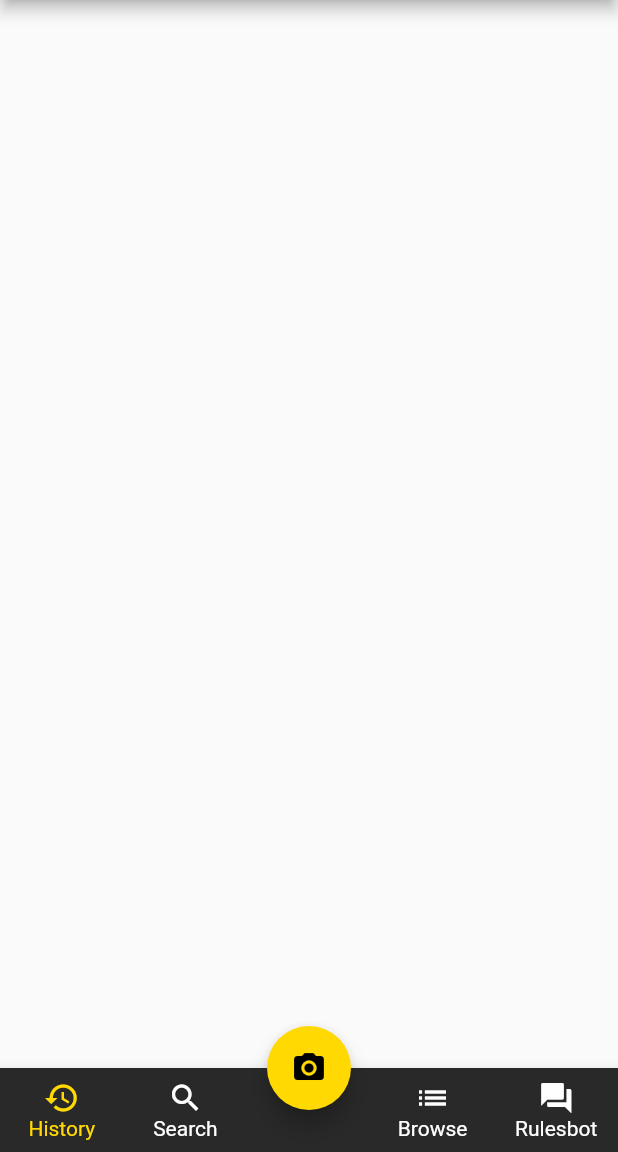
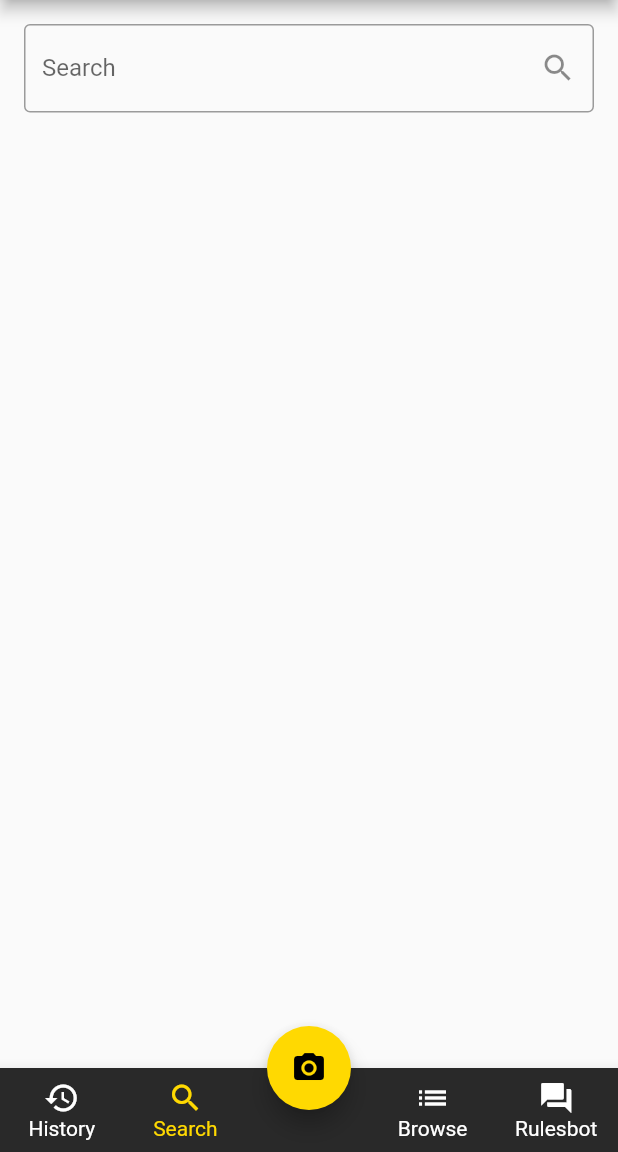
Before and after one commit to kurtdog4/game-scan, a Flutter app: the screen it shows after launch, on a phone screen of 412 x 824 dp, the part 84-1236 px from its top. Run offline on Flutter 3.47's test engine with Material 2 defaults, Android fonts, the phone set to English and light mode, and no system bars; missing offline and left inert: dart:ffi.

Commit message:
Create the 4 initial pages with a search bar.

```diff
--- a/game_scan/lib/main.dart
+++ b/game_scan/lib/main.dart
@@ -1,7 +1,10 @@
 import 'dart:ffi';
 
 import 'package:flutter/material.dart';
-import 'package:game_scan/landing_page.dart';
+import 'package:game_scan/pages/browse_page.dart';
+import 'package:game_scan/pages/history_page.dart';
+import 'package:game_scan/pages/rulesbot_page.dart';
+import 'package:game_scan/pages/search_page.dart';
 
 void main() {
   runApp(const MyApp());
@@ -24,10 +27,13 @@ class MyApp extends StatelessWidget {
         primaryColor: Color.fromARGB(255, 41, 41, 41),
         accentColor: const Color.fromARGB(255, 255, 217, 1),
       ),
-      initialRoute: LandingPage.route,
+      initialRoute: SearchPage.route,
       onGenerateRoute: (RouteSettings settings) {
         var routes = {
-          LandingPage.route: (context) => const LandingPage(),
+          SearchPage.route: (context) => const SearchPage(),
+          HistoryPage.route: (context) => const HistoryPage(),
+          BrowsePage.route: (context) => const BrowsePage(),
+          RulesbotPage.route: (context) => const RulesbotPage(),
         };
         return MaterialPageRoute(
           builder: routes[settings.name]!,
--- /dev/null
+++ b/game_scan/lib/pages/search_page.dart
@@ -0,0 +1,43 @@
+import 'package:flutter/material.dart';
+import 'package:game_scan/widgets/game_scan_scaffold.dart';
+
+class SearchPage extends StatefulWidget {
+  static const String route = 'search-page-route';
+
+  // final String title;
+  const SearchPage({Key? key}) : super(key: key);
+
+  @override
+  State<SearchPage> createState() => _SearchPageState();
+}
+
+class _SearchPageState extends State<SearchPage> {
+  TextEditingController searchController = TextEditingController();
+
+  @override
+  Widget build(BuildContext context) {
+    return GameScanScaffold(
+      scaffoldPage: ScaffoldPage.search,
+      child: Center(
+        child: Column(
+          children: [
+            Padding(
+              padding: const EdgeInsets.all(16.0),
+              child: TextField(
+                controller: searchController,
+                decoration: InputDecoration(
+                  border: const OutlineInputBorder(),
+                  labelText: "Search",
+                  suffixIcon: IconButton(
+                    icon: const Icon(Icons.search),
+                    onPressed: () => null,
+                  ),
+                ),
+              ),
+            )
+          ],
+        ),
+      ),
+    );
+  }
+}
--- a/game_scan/lib/landing_page.dart
+++ b/game_scan/lib/widgets/game_scan_scaffold.dart
@@ -1,18 +1,34 @@
 import 'package:flutter/material.dart';
+import 'package:game_scan/pages/browse_page.dart';
+import 'package:game_scan/pages/history_page.dart';
+import 'package:game_scan/pages/rulesbot_page.dart';
+import 'package:game_scan/pages/search_page.dart';
 
-class LandingPage extends StatefulWidget {
-  static const String route = 'landing-page-route';
+enum ScaffoldPage {
+  history,
+  search,
+  empty,
+  browse,
+  rulesbot,
+}
 
-  // final String title;
-  const LandingPage({Key? key}) : super(key: key);
+class GameScanScaffold extends StatefulWidget {
+  final ScaffoldPage scaffoldPage;
+  final Widget child;
 
   @override
-  State<LandingPage> createState() => _LandingPageState();
+  State<GameScanScaffold> createState() => _GameScanScaffoldState();
+
+  const GameScanScaffold({
+    required this.scaffoldPage,
+    required this.child,
+    Key? key,
+  }) : super(key: key);
 }
 
-class _LandingPageState extends State<LandingPage> {
+class _GameScanScaffoldState extends State<GameScanScaffold> {
   @override
-  Widget build(BuildContext context) {
+  Widget build(BuildContext build) {
     return Scaffold(
       appBar: AppBar(
         backgroundColor: Theme.of(context).primaryColor,
@@ -25,15 +41,11 @@ class _LandingPageState extends State<LandingPage> {
         actions: [
           IconButton(
             onPressed: () => null,
-            icon: Icon(Icons.settings),
+            icon: const Icon(Icons.settings),
           ),
         ],
       ),
-      body: Center(
-        child: Column(
-          children: [],
-        ),
-      ),
+      body: widget.child,
       bottomNavigationBar: BottomNavigationBar(
         type: BottomNavigationBarType.fixed,
         backgroundColor: Theme.of(context).primaryColor,
@@ -41,6 +53,8 @@ class _LandingPageState extends State<LandingPage> {
         unselectedItemColor: Colors.white,
         selectedFontSize: 14,
         unselectedFontSize: 14,
+        currentIndex: widget.scaffoldPage.index,
+        onTap: _bottomNavBarTap,
         items: const [
           BottomNavigationBarItem(
             icon: Icon(Icons.history),
@@ -65,7 +79,7 @@ class _LandingPageState extends State<LandingPage> {
         ],
       ),
       floatingActionButton: FloatingActionButton(
-        // backgroundColor: Theme.of(context).accentColor,
+        backgroundColor: Theme.of(context).accentColor,
         child: const Icon(Icons.camera_alt),
         onPressed: () => null,
       ),
@@ -73,4 +87,29 @@ class _LandingPageState extends State<LandingPage> {
       resizeToAvoidBottomInset: false,
     );
   }
+
+  void _bottomNavBarTap(int index) {
+    // Index 2 is empty and
+    ScaffoldPage scaffoldPage = ScaffoldPage.values[index];
+    if (scaffoldPage == widget.scaffoldPage) {
+      return;
+    }
+    switch (scaffoldPage) {
+      case ScaffoldPage.history:
+        Navigator.of(context).pushNamed(HistoryPage.route);
+        break;
+      case ScaffoldPage.search:
+        Navigator.of(context).pushNamed(SearchPage.route);
+        break;
+      case ScaffoldPage.browse:
+        Navigator.of(context).pushNamed(BrowsePage.route);
+        break;
+      case ScaffoldPage.rulesbot:
+        Navigator.of(context).pushNamed(RulesbotPage.route);
+        break;
+      default:
+        break;
+    }
+    return;
+  }
 }
```
Also changed, not shown: game_scan/lib/pages/browse_page.dart (added, +43 -0 lines), game_scan/lib/pages/history_page.dart (added, +43 -0 lines), game_scan/lib/pages/rulesbot_page.dart (added, +43 -0 lines).
